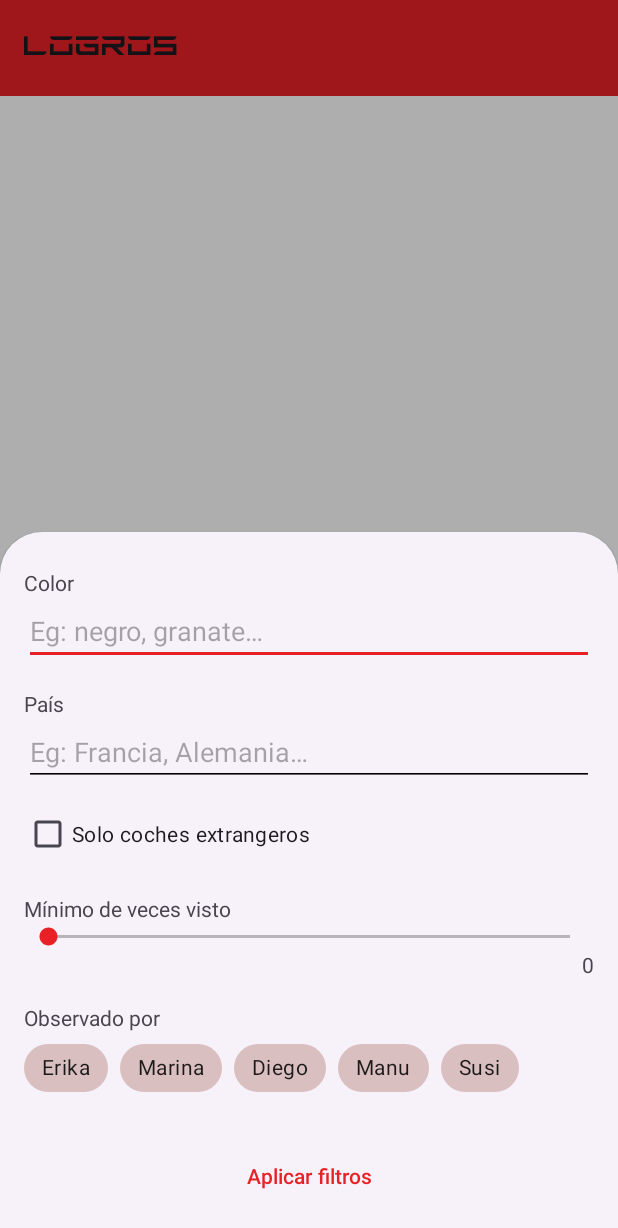
After one commit to dsierra-97/TeslaTracker, an Android app: the fragment FilterBottomSheetDialogFragment placed in its activity, on a phone screen of 412 x 824 dp. The commit adds this screen. Shown: the top 1228 px of the screen. Run offline under Robolectric (Android 15) with nearby library versions, the phone set to English and light mode, and no system bars; our stand-ins replace Dagger/Hilt's generated code, navigation-ui.

Commit message:
Implementación de busqueda y filtros. Está lleno de bugs y fallos

```diff
--- a/app/src/main/java/com/sierrapor/teslatracker/MainActivity.java
+++ b/app/src/main/java/com/sierrapor/teslatracker/MainActivity.java
@@ -15,7 +15,6 @@ import androidx.core.graphics.Insets;
 import androidx.core.view.ViewCompat;
 import androidx.core.view.WindowInsetsCompat;
 import androidx.fragment.app.FragmentManager;
-import androidx.lifecycle.ViewModelProvider;
 import androidx.navigation.NavController;
 import androidx.navigation.fragment.NavHostFragment;
 import androidx.navigation.ui.NavigationUI;
@@ -23,7 +22,6 @@ import androidx.preference.PreferenceManager;
 
 import com.google.android.material.bottomnavigation.BottomNavigationView;
 import com.google.android.material.floatingactionbutton.FloatingActionButton;
-import com.sierrapor.teslatracker.data.TeslaViewModel;
 import com.sierrapor.teslatracker.form.FormFragment;
 
 import java.util.Locale;
--- a/app/src/main/java/com/sierrapor/teslatracker/data/Tesla.java
+++ b/app/src/main/java/com/sierrapor/teslatracker/data/Tesla.java
@@ -30,7 +30,7 @@ public class Tesla implements Serializable {
     private String plate;
     @ColumnInfo(name = "color")
     private String color;
-    @ColumnInfo(name = "foreign")
+    @ColumnInfo(name = "is_foreign")
     private boolean foreign;
     @ColumnInfo(name = "country")
     private String country;
--- /dev/null
+++ b/app/src/main/java/com/sierrapor/teslatracker/list/filter/FilterBottomSheetDialogFragment.java
@@ -0,0 +1,84 @@
+package com.sierrapor.teslatracker.list.filter;
+
+import android.os.Bundle;
+import android.view.LayoutInflater;
+import android.view.View;
+import android.view.ViewGroup;
+import android.widget.Button;
+import android.widget.CheckBox;
+import android.widget.EditText;
+import android.widget.SeekBar;
+import android.widget.TextView;
+
+import androidx.annotation.NonNull;
+import androidx.annotation.Nullable;
+
+import com.google.android.material.bottomsheet.BottomSheetDialogFragment;
+import com.google.android.material.chip.Chip;
+import com.google.android.material.chip.ChipGroup;
+import com.sierrapor.teslatracker.R;
+import com.sierrapor.teslatracker.data.Tesla;
+
+import java.util.ArrayList;
+import java.util.List;
+
+public class FilterBottomSheetDialogFragment extends BottomSheetDialogFragment {
+
+    private FilterListener listener;
+
+    public interface FilterListener {
+        void onFiltersApplied(FilterOptions filters);
+    }
+
+    public void setFilterListener(FilterListener listener) {
+        this.listener = listener;
+    }
+
+    @Nullable
+    @Override
+    public View onCreateView(@NonNull LayoutInflater inflater, @Nullable ViewGroup container,
+                             @Nullable Bundle savedInstanceState) {
+        View view = inflater.inflate(R.layout.dialog_filters, container, false);
+
+        EditText editColor = view.findViewById(R.id.edittext_color);
+        EditText editCountry = view.findViewById(R.id.edittext_country);
+        CheckBox checkForeign = view.findViewById(R.id.checkbox_foreign);
+        SeekBar seekbarTimesSeen = view.findViewById(R.id.seekbar_times_seen);
+        TextView textTimesSeen = view.findViewById(R.id.textview_times_seen);
+        ChipGroup chipGroupPlayers = view.findViewById(R.id.chipgroup_players);
+        Button applyButton = view.findViewById(R.id.button_apply);
+
+        seekbarTimesSeen.setOnSeekBarChangeListener(new SeekBar.OnSeekBarChangeListener() {
+            @Override public void onProgressChanged(SeekBar seekBar, int progress, boolean fromUser) {
+                textTimesSeen.setText(String.valueOf(progress));
+            }
+            @Override public void onStartTrackingTouch(SeekBar seekBar) {}
+            @Override public void onStopTrackingTouch(SeekBar seekBar) {}
+        });
+
+        applyButton.setOnClickListener(v -> {
+            FilterOptions filters = new FilterOptions();
+            filters.setColor(editColor.getText().toString().trim());
+            filters.setCountry(editCountry.getText().toString().trim());
+            filters.setForeign(checkForeign.isChecked());
+            filters.setMinTimesSeen(seekbarTimesSeen.getProgress());
+
+            List<Tesla.players> selectedPlayers = new ArrayList<>();
+            for (int i = 0; i < chipGroupPlayers.getChildCount(); i++) {
+                Chip chip = (Chip) chipGroupPlayers.getChildAt(i);
+                if (chip.isChecked()) {
+                    selectedPlayers.add(Tesla.players.valueOf(chip.getText().toString().toUpperCase()));
+                }
+            }
+            filters.setSeenBy(selectedPlayers);
+
+            if (listener != null) {
+                listener.onFiltersApplied(filters);
+            }
+
+            dismiss();
+        });
+
+        return view;
+    }
+}
--- /dev/null
+++ b/app/src/main/res/layout/dialog_filters.xml
@@ -0,0 +1,122 @@
+<?xml version="1.0" encoding="utf-8"?>
+<LinearLayout
+    xmlns:android="http://schemas.android.com/apk/res/android"
+    android:layout_width="match_parent"
+    android:layout_height="wrap_content"
+    android:orientation="vertical"
+    android:padding="16dp">
+
+    <!-- Color -->
+    <TextView
+        android:text="@string/color_hint"
+        android:layout_marginTop="8dp"
+        android:layout_width="match_parent"
+        android:layout_height="wrap_content"/>
+
+    <EditText
+        android:id="@+id/edittext_color"
+        android:hint="@string/color_example"
+        android:inputType="text"
+        android:layout_width="match_parent"
+        android:layout_height="wrap_content"/>
+
+    <!-- País -->
+    <TextView
+        android:text="@string/country_hint"
+        android:layout_marginTop="16dp"
+        android:layout_width="match_parent"
+        android:layout_height="wrap_content"/>
+
+    <EditText
+        android:id="@+id/edittext_country"
+        android:hint="@string/country_example"
+        android:inputType="text"
+        android:layout_width="match_parent"
+        android:layout_height="wrap_content"/>
+
+    <!-- ¿Es extranjero? -->
+    <CheckBox
+        android:id="@+id/checkbox_foreign"
+        android:text="@string/only_foreign"
+        android:layout_marginTop="8dp"
+        android:layout_width="match_parent"
+        android:layout_height="wrap_content"/>
+
+    <!-- Número de veces visto -->
+    <TextView
+        android:text="@string/min_times_seen"
+        android:layout_marginTop="16dp"
+        android:layout_width="match_parent"
+        android:layout_height="wrap_content"/>
+
+    <SeekBar
+        android:id="@+id/seekbar_times_seen"
+        android:layout_width="match_parent"
+        android:layout_height="wrap_content"
+        android:max="50"/>
+
+    <TextView
+        android:id="@+id/textview_times_seen"
+        android:layout_width="wrap_content"
+        android:layout_height="wrap_content"
+        android:text="@string/zero"
+        android:layout_gravity="end"/>
+
+    <!-- Jugadores (seenBy) -->
+    <TextView
+        android:text="@string/seen_by"
+        android:layout_marginTop="16dp"
+        android:layout_width="match_parent"
+        android:layout_height="wrap_content"/>
+
+    <com.google.android.material.chip.ChipGroup
+        android:id="@+id/chipgroup_players"
+        android:layout_width="match_parent"
+        android:layout_height="wrap_content"
+        android:checkableBehavior="all">
+
+        <com.google.android.material.chip.Chip
+            android:id="@+id/chip_erika"
+            android:text="@string/erika"
+            android:layout_width="wrap_content"
+            android:layout_height="wrap_content"
+            style="@style/Widget.MaterialComponents.Chip.Choice"/>
+
+        <com.google.android.material.chip.Chip
+            android:id="@+id/chip_marina"
+            android:text="@string/marina"
+            android:layout_width="wrap_content"
+            android:layout_height="wrap_content"
+            style="@style/Widget.MaterialComponents.Chip.Choice"/>
+
+        <com.google.android.material.chip.Chip
+            android:id="@+id/chip_diego"
+            android:text="@string/diego"
+            android:layout_width="wrap_content"
+            android:layout_height="wrap_content"
+            style="@style/Widget.MaterialComponents.Chip.Choice"/>
+
+        <com.google.android.material.chip.Chip
+            android:id="@+id/chip_manu"
+            android:text="@string/manu"
+            android:layout_width="wrap_content"
+            android:layout_height="wrap_content"
+            style="@style/Widget.MaterialComponents.Chip.Choice"/>
+
+        <com.google.android.material.chip.Chip
+            android:id="@+id/chip_susi"
+            android:text="@string/susi"
+            android:layout_width="wrap_content"
+            android:layout_height="wrap_content"
+            style="@style/Widget.MaterialComponents.Chip.Choice"/>
+    </com.google.android.material.chip.ChipGroup>
+
+
+    <!-- Botón aplicar -->
+    <Button
+        android:id="@+id/button_apply"
+        android:text="@string/apply_filters"
+        android:layout_width="match_parent"
+        android:layout_height="wrap_content"
+        android:layout_marginTop="24dp"/>
+</LinearLayout>
--- a/app/src/main/res/layout/fragment_list.xml
+++ b/app/src/main/res/layout/fragment_list.xml
@@ -13,4 +13,5 @@
         android:layout_height="match_parent"
         android:padding="8dp"
         android:clipToPadding="false" />
+
 </FrameLayout>
--- a/app/src/main/res/values/strings.xml
+++ b/app/src/main/res/values/strings.xml
@@ -38,6 +38,9 @@
     <!-- List -->
     <string name="number_times_seen_hint">Número de veces visto</string>
     <string name="number_times_seen_short_hint">Veces visto</string>
+    <string name="search">Buscar</string>
+    <string name="filter">Filtrar</string>
+
 
     <!-- Modo Oscuro -->
     <string name="dark_mode">Modo Oscuro</string>
@@ -54,4 +57,23 @@
     <string name="first_time_seen_hint">Primera vez visto</string>
     <string name="last_time_seen_hint">Última vez visto</string>
     <string name="save_without_complete_number">Número de veces visto no puede estar vacío</string>
+
+    <!-- Filter -->
+    <string name="color_example">Eg: negro, granate…</string>
+    <string name="country_example">Eg: Francia, Alemania…</string>
+    <string name="only_foreign">Solo coches extrangeros</string>
+    <string name="min_times_seen">Mínimo de veces visto</string>
+    <string name="zero" translatable="false">0</string>
+    <string name="apply_filters">Aplicar filtros</string>
+
+    <!-- Jugadores -->
+    <string name="erika" translatable="false">Erika</string>
+    <string name="diego" translatable="false">Diego</string>
+    <string name="marina" translatable="false">Marina</string>
+    <string name="manu" translatable="false">Manu</string>
+    <string name="susi" translatable="false">Susi</string>
+
+
+
+
 </resources>
```
Also changed, not shown: app/src/main/java/com/sierrapor/teslatracker/data/TeslaDao.java (+11 -3 lines), app/src/main/java/com/sierrapor/teslatracker/data/TeslaViewModel.java (+61 -1 lines), app/src/main/java/com/sierrapor/teslatracker/list/ListFragment.java (+91 -13 lines), app/src/main/java/com/sierrapor/teslatracker/list/TeslaAdapter.java (+31 -23 lines), app/src/main/java/com/sierrapor/teslatracker/list/filter/FilterOptions.java (added, +30 -0 lines), app/src/main/res/drawable/filter_icon.xml (added, +13 -0 lines), app/src/main/res/drawable/search_icon.xml (added, +13 -0 lines), app/src/main/res/menu/menu_list.xml (added, +15 -0 lines), 1 other file.
